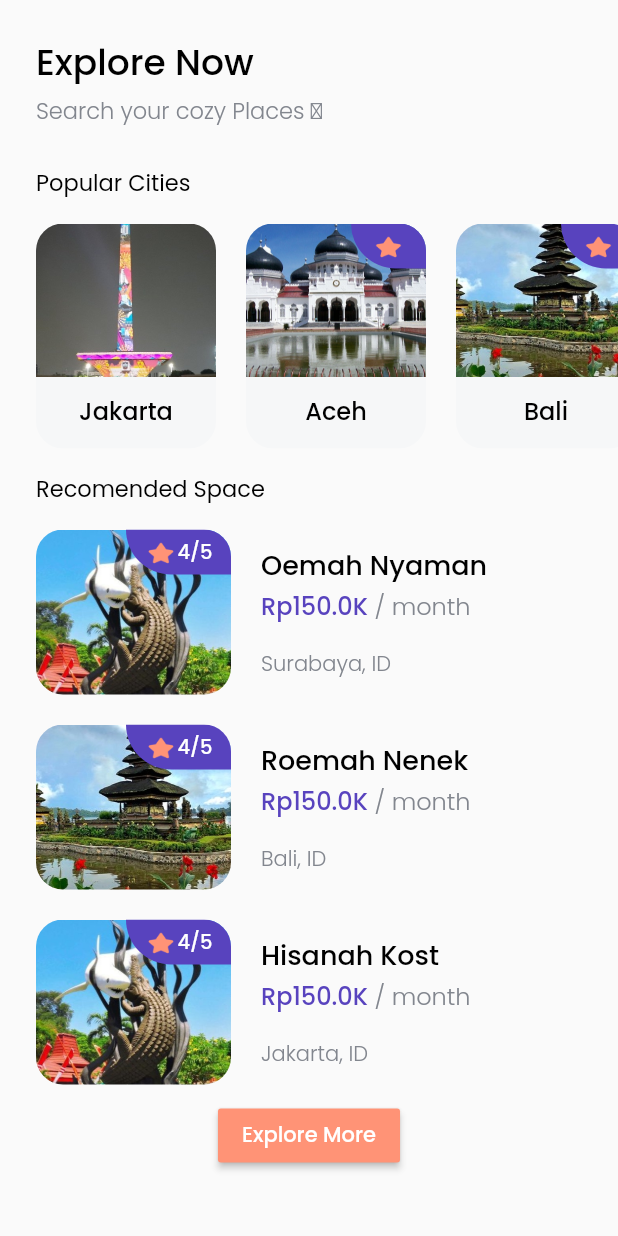
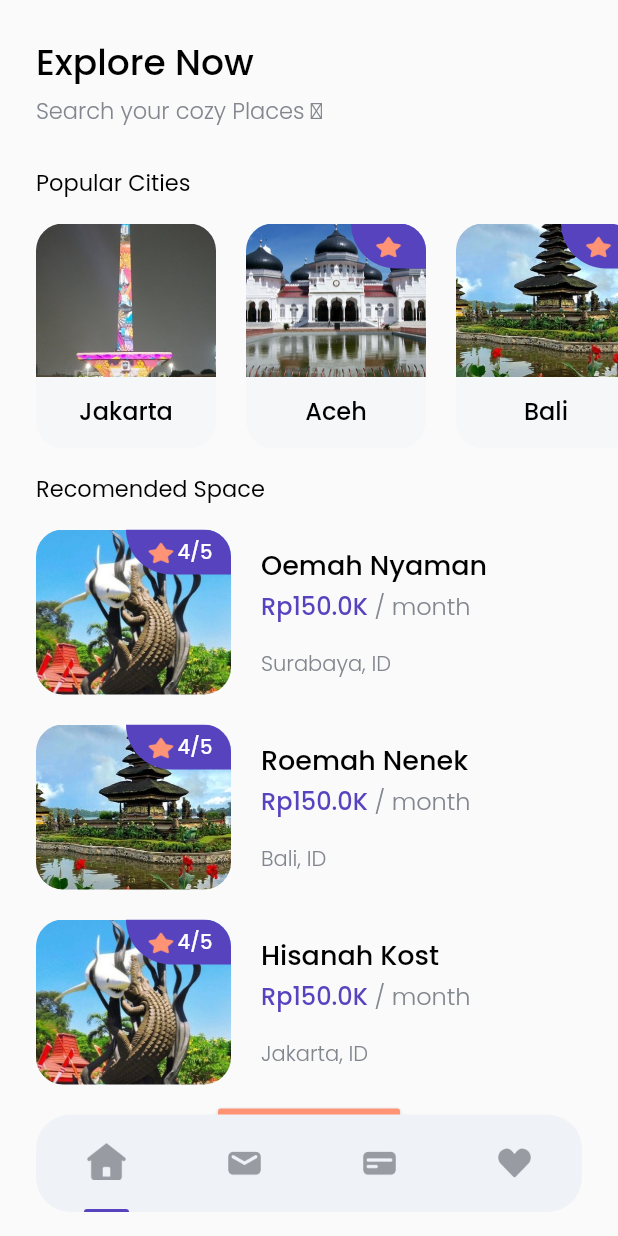
Before and after one commit to Rjndrkha/CariKos_Flutter-Apps, a Flutter app: the HomePage screen opened directly, on a phone screen of 412 x 824 dp. Run offline on Flutter 3.47's test engine with Material 2 defaults, Android fonts, the phone set to English and light mode, and no system bars; our stand-ins replace google_fonts.

Commit message:
FIXING BUTTON NAV BAR

```diff
--- a/lib/pages/home_page.dart
+++ b/lib/pages/home_page.dart
@@ -4,6 +4,7 @@ import 'package:carikos/models/tips.dart';
 import 'package:carikos/pages/profile_page.dart';
 import 'package:carikos/pages/splash_page.dart';
 import 'package:carikos/theme.dart';
+import 'package:carikos/widgets/bottom_navbar.dart';
 import 'package:carikos/widgets/city_card.dart';
 import 'package:carikos/widgets/space_card.dart';
 import 'package:carikos/widgets/tips_card.dart';
@@ -252,66 +253,43 @@ class HomePage extends StatelessWidget {
               const SizedBox(
                 height: 50,
               ),
-              Container(
+            ],
+          ),
+        ),
+      ),
+      floatingActionButton: Container(
         height: 65,
         width: MediaQuery.of(context).size.width - (2 * edge),
         margin: EdgeInsets.symmetric(
           horizontal: edge,
         ),
         decoration: BoxDecoration(
-                  color: Color.fromARGB(255, 239, 243, 247),
+          color: const Color.fromARGB(255, 239, 243, 247),
           borderRadius: BorderRadius.circular(23),
         ),
         child: Row(
-                  mainAxisAlignment: MainAxisAlignment.spaceBetween,
-                  children: [
-                    IconButton(
-                      onPressed: () {},
-                      icon: Icon(
-                        Icons.home_sharp,
-                        color: black,
+          mainAxisAlignment: MainAxisAlignment.spaceAround,
+          children: const [
+            BottomNavbarItem(
+              imageurl: 'assets/images/icon/icon_home.png',
+              isActive: true,
             ),
+            BottomNavbarItem(
+              imageurl: 'assets/images/icon/icon_mail.png',
+              isActive: false,
             ),
-                    IconButton(
-                      onPressed: () {},
-                      icon: Icon(
-                        Icons.email_sharp,
-                        color: black,
+            BottomNavbarItem(
+              imageurl: 'assets/images/icon/icon_card.png',
+              isActive: false,
             ),
-                    ),
-                    IconButton(
-                      onPressed: () {
-                        Navigator.push(
-                            context,
-                            MaterialPageRoute(
-                                builder: (context) => SplashPage()));
-                      },
-                      icon: Icon(
-                        Icons.my_library_books,
-                        color: black,
-                      ),
-                    ),
-                    IconButton(
-                      onPressed: () {},
-                      icon: Icon(
-                        Icons.favorite,
-                        color: black,
-                      ),
-                    ),
-                    IconButton(
-                      onPressed: () {},
-                      icon: Icon(
-                        Icons.person_pin,
-                        color: black,
-                      ),
+            BottomNavbarItem(
+              imageurl: 'assets/images/icon/icon_love.png',
+              isActive: false,
             ),
           ],
         ),
-              )
-            ],
       ),
-        ),
-      ),
+      floatingActionButtonLocation: FloatingActionButtonLocation.centerFloat,
     );
   }
 }
--- /dev/null
+++ b/lib/widgets/bottom_navbar.dart
@@ -0,0 +1,37 @@
+import 'package:carikos/theme.dart';
+import 'package:flutter/material.dart';
+
+class BottomNavbarItem extends StatelessWidget {
+  const BottomNavbarItem(
+      {Key? key, required this.imageurl, required this.isActive})
+      : super(key: key);
+
+  final String imageurl;
+  final bool isActive;
+
+  @override
+  Widget build(BuildContext context) {
+    return Column(
+      children: [
+        const Spacer(),
+        Image.asset(
+          imageurl,
+          width: 26,
+        ),
+        const Spacer(),
+        isActive
+            ? Container(
+                width: 30,
+                height: 2,
+                decoration: BoxDecoration(
+                  color: purple,
+                  borderRadius: const BorderRadius.vertical(
+                    top: Radius.circular(1000),
+                  ),
+                ),
+              )
+            : Container(),
+      ],
+    );
+  }
+}
--- a/pubspec.yaml
+++ b/pubspec.yaml
@@ -56,6 +56,8 @@ flutter:
   assets:
     - assets/images/
     - assets/images/homeimg/
+    - assets/images/icon/
+
   #   - images/a_dot_ham.jpeg
   # An image asset can refer to one or more resolution-specific "variants", see
   # https://flutter.dev/assets-and-images/#resolution-aware.
```
Also changed, not shown: assets/images/icon/icon_card.png (added), assets/images/icon/icon_home.png (added), assets/images/icon/icon_love.png (added), assets/images/icon/icon_mail.png (added). Lines whose indentation alone changed are shown as unchanged.
